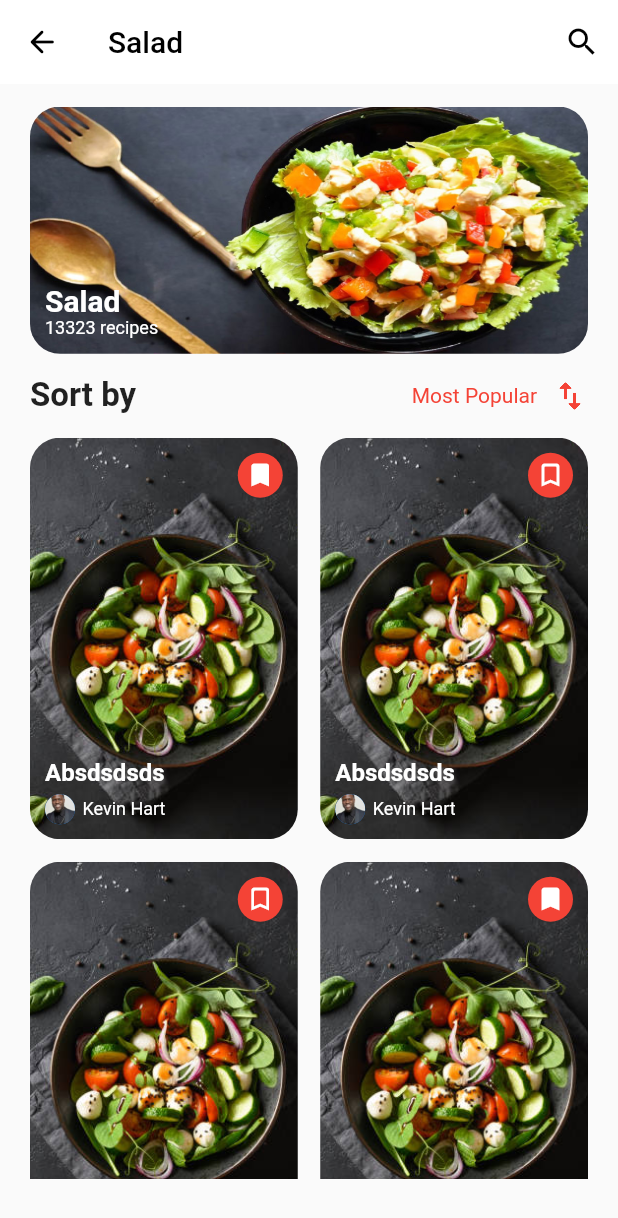
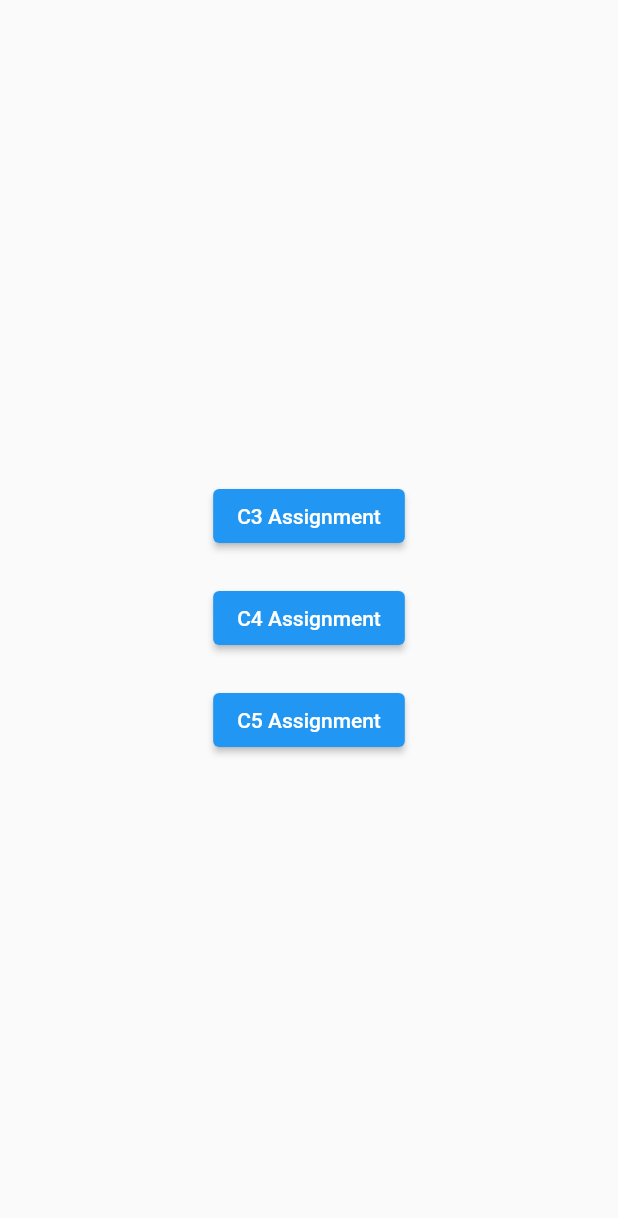
Before and after one commit to wadeowenwatt/flutter_training, a Flutter app: the screen it shows after launch, on a phone screen of 412 x 824 dp. Shown: the top 1218 px of the screen. Run offline on Flutter 3.47's test engine with Material 2 defaults, Android fonts, the phone set to English and light mode, and no system bars; our stand-ins replace flutter_svg, video_player, youtube_player_flutter.

Commit message:
completed c4 assignment

```diff
--- a/lib/main.dart
+++ b/lib/main.dart
@@ -1,6 +1,10 @@
 import 'package:flutter/material.dart';
 import 'package:flutter_training/config/app_color.dart';
 import 'package:flutter_training/ui/c3_salad_home/salad_home_page.dart';
+import 'package:flutter_training/ui/c4_assets_practice/c4_home_page.dart';
+import 'package:flutter_training/ui/c4_assets_practice/c4_video_page.dart';
+import 'package:flutter_training/ui/c4_assets_practice/c4_youtube_page.dart';
+import 'package:flutter_training/ui/main_home/main_home_page.dart';
 
 void main() {
   runApp(const FlutterTrainingSeries());
@@ -14,8 +18,60 @@ class FlutterTrainingSeries extends StatefulWidget {
 }
 
 class _FlutterTrainingSeriesState extends State<FlutterTrainingSeries> {
-
-  bool isDark = false;
+  /*
+  Comment logic change theme of C3 assignment
+   */
+  // bool isDark = false;
+  //
+  // @override
+  // Widget build(BuildContext context) {
+  //   return MaterialApp(
+  //         title: 'Flutter Demo',
+  //         theme: ThemeData(
+  //           appBarTheme: const AppBarTheme(
+  //             color: Colors.white,
+  //           ),
+  //         ),
+  //         darkTheme: ThemeData.dark(),
+  //         themeMode: isDark ? ThemeMode.dark : ThemeMode.light,
+  //         home: Scaffold(
+  //           appBar: AppBar(
+  //             leading: IconButton(
+  //               onPressed: () {},
+  //               icon: const Icon(
+  //                 Icons.arrow_back_rounded,
+  //                 color: AppColor.colorDarkText,
+  //               ),
+  //             ),
+  //             title: const Text(
+  //               "Salad",
+  //               style: TextStyle(
+  //                 color: AppColor.colorDarkText,
+  //               ),
+  //             ),
+  //             actions: [
+  //               IconButton(
+  //                 onPressed: () {
+  //                   changeTheme();
+  //                 },
+  //                 icon: const Icon(
+  //                   Icons.search,
+  //                   color: AppColor.colorDarkText,
+  //                 ),
+  //               ),
+  //             ],
+  //             elevation: 0,
+  //           ),
+  //           body: const SaladHomePage(),
+  //         ),
+  //       );
+  // }
+  //
+  // void changeTheme() {
+  //   setState(() {
+  //     isDark ? isDark = false : isDark = true;
+  //   });
+  // }
 
   @override
   Widget build(BuildContext context) {
@@ -26,44 +82,8 @@ class _FlutterTrainingSeriesState extends State<FlutterTrainingSeries> {
           color: Colors.white,
         ),
       ),
-          darkTheme: ThemeData.dark(),
-          themeMode: isDark ? ThemeMode.dark : ThemeMode.light,
-          home: Scaffold(
-            appBar: AppBar(
-              leading: IconButton(
-                onPressed: () {},
-                icon: const Icon(
-                  Icons.arrow_back_rounded,
-                  color: AppColor.colorDarkText,
-                ),
-              ),
-              title: const Text(
-                "Salad",
-                style: TextStyle(
-                  color: AppColor.colorDarkText,
-                ),
-              ),
-              actions: [
-                IconButton(
-                  onPressed: () {
-                    changeTheme();
-                  },
-                  icon: const Icon(
-                    Icons.search,
-                    color: AppColor.colorDarkText,
-                  ),
-                ),
-              ],
-              elevation: 0,
-            ),
-            body: const SaladHomePage(),
-          ),
+      home: const MainHomePage(),
     );
   }
 
-  void changeTheme() {
-    setState(() {
-      isDark ? isDark = false : isDark = true;
-    });
 }
-}
--- /dev/null
+++ b/lib/ui/main_home/main_home_page.dart
@@ -0,0 +1,49 @@
+import 'package:flutter/material.dart';
+import 'package:flutter_training/ui/c3_salad_home/salad_home_page.dart';
+import 'package:flutter_training/ui/c4_assets_practice/c4_home_page.dart';
+
+class MainHomePage extends StatelessWidget {
+  const MainHomePage({Key? key}) : super(key: key);
+
+  @override
+  Widget build(BuildContext context) {
+    return Scaffold(
+        body: SizedBox(
+          width: double.infinity,
+          child: Column(
+            mainAxisAlignment: MainAxisAlignment.center,
+            children: [
+              ElevatedButton(
+                onPressed: () => Navigator.push(
+                  context,
+                  MaterialPageRoute(
+                    builder: (context) => const SaladHomePage(),
+                  ),
+                ),
+                child: const Text("C3 Assignment"),
+              ),
+              const SizedBox(height: 20,),
+              ElevatedButton(
+                onPressed: () => Navigator.push(
+                  context,
+                  MaterialPageRoute(
+                    builder: (context) => const C4HomePage(),
+                  ),
+                ),
+                child: const Text("C4 Assignment"),
+              ),
+              const SizedBox(height: 20,),
+              ElevatedButton(
+                onPressed: () => Navigator.push(
+                  context,
+                  MaterialPageRoute(
+                    builder: (context) => const SaladHomePage(),
+                  ),
+                ),
+                child: const Text("C5 Assignment"),
+              ),
+            ],
+          ),
+        ));
+  }
+}
```
Also changed, not shown: lib/ui/c4_assets_practice/c4_home_page.dart (added, +178 -0 lines), lib/ui/c4_assets_practice/c4_video_page.dart (added, +89 -0 lines), lib/ui/c4_assets_practice/c4_youtube_page.dart (added, +50 -0 lines), pubspec.yaml (+13 -0 lines), assets/image_c4/Image/FAQ/FAQ.png (added), assets/image_c4/Image/FAQ/FAQ@2x.png (added), assets/image_c4/Image/FAQ/FAQ@3x.png (added), assets/image_c4/Image/Groups/Group.png (added), assets/image_c4/Image/Groups/Group@2x.png (added), assets/image_c4/Image/Groups/Group@3x.png (added), assets/image_c4/Image/Terms/terms.png (added), assets/image_c4/Image/Terms/terms@2x.png (added), assets/image_c4/Image/Terms/terms@3x.png (added), assets/image_c4/Svg/Contact.svg (added), 3 more files, 9 other files. Lines whose indentation alone changed are shown as unchanged.
